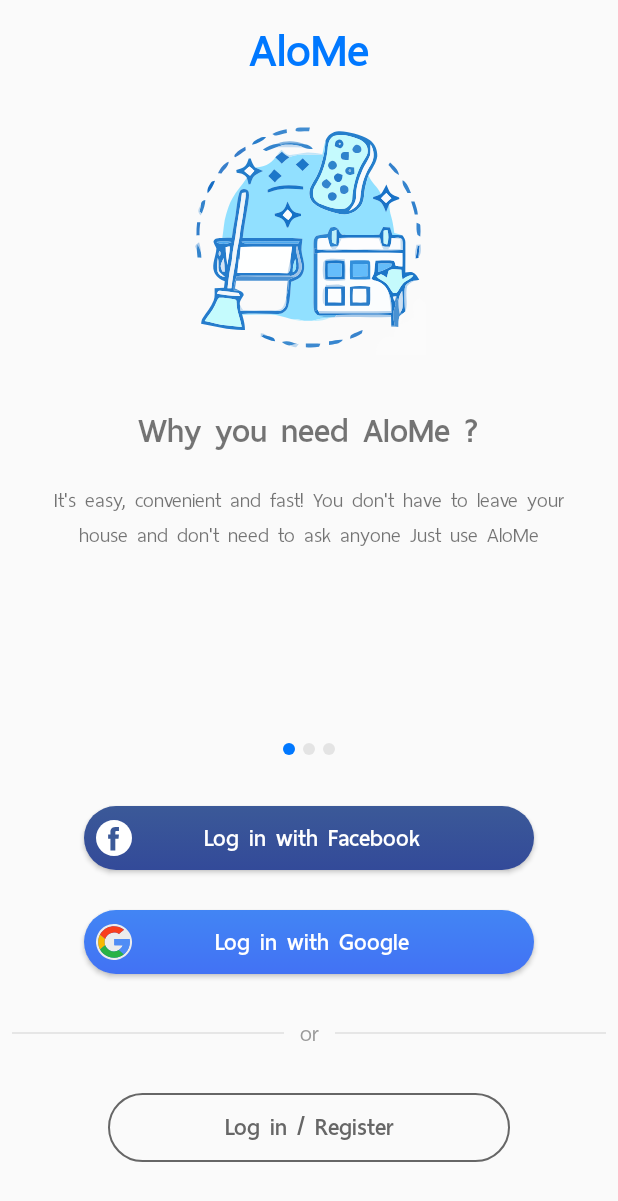
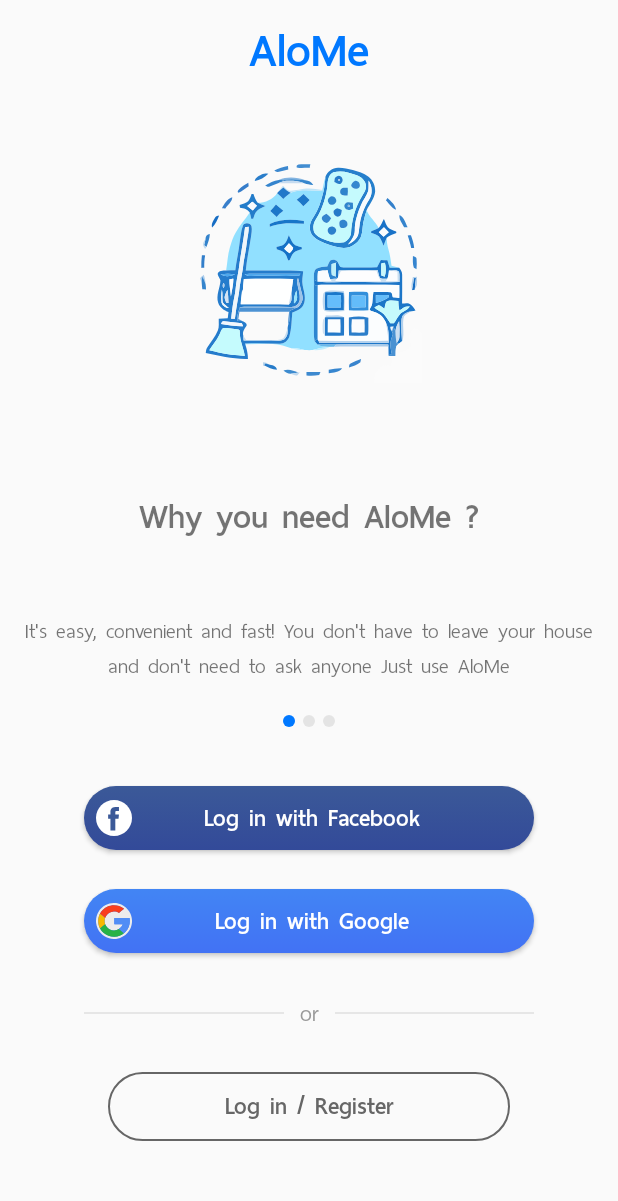
Before and after one commit to chile0101/AloMeApp, an Android app: the screen it shows after launch (LandingActivity), on a phone screen of 412 x 824 dp. Shown: the top 1201 px of the screen. Run offline under Robolectric (Android 15) with nearby library versions, the phone set to English and light mode, and no system bars; our stand-ins replace sdp/ssp sizes.

Commit message:
fix slide

```diff
--- a/app/src/main/res/drawable/shape_clean_service.xml
+++ b/app/src/main/res/drawable/shape_clean_service.xml
@@ -1,7 +1,7 @@
 <?xml version="1.0" encoding="utf-8"?>
 <vector xmlns:android="http://schemas.android.com/apk/res/android"
-    android:width="230dp"
-    android:height="230dp"
+    android:width="150dp"
+    android:height="150dp"
     android:viewportWidth="233"
     android:viewportHeight="239">
 
--- a/app/src/main/res/drawable/shape_electronic_service.xml
+++ b/app/src/main/res/drawable/shape_electronic_service.xml
@@ -1,7 +1,7 @@
 <?xml version="1.0" encoding="utf-8"?>
 <vector xmlns:android="http://schemas.android.com/apk/res/android"
-    android:width="230dp"
-    android:height="230dp"
+    android:width="150dp"
+    android:height="150dp"
     android:viewportWidth="235"
     android:viewportHeight="251">
 
--- a/app/src/main/res/drawable/shape_plumbing_service.xml
+++ b/app/src/main/res/drawable/shape_plumbing_service.xml
@@ -1,7 +1,7 @@
 <?xml version="1.0" encoding="utf-8"?>
 <vector xmlns:android="http://schemas.android.com/apk/res/android"
-    android:width="230dp"
-    android:height="230dp"
+    android:width="150dp"
+    android:height="150dp"
     android:viewportWidth="232"
     android:viewportHeight="236">
 
--- a/app/src/main/res/layout/activity_landing.xml
+++ b/app/src/main/res/layout/activity_landing.xml
@@ -39,7 +39,6 @@
         android:layout_height="8dp"
         android:layout_below="@+id/viewPager"
         android:layout_centerHorizontal="true"
-        android:layout_marginTop="32dp"
         android:gravity="center"
         android:orientation="horizontal"
         app:layout_constraintBottom_toTopOf="@+id/linearLayout"
@@ -93,11 +92,14 @@
             android:id="@+id/linearLayout2"
             android:layout_width="match_parent"
             android:layout_height="wrap_content"
+            android:layout_marginStart="48dp"
+            android:layout_marginEnd="48dp"
             android:gravity="center_vertical"
             android:orientation="horizontal"
             app:layout_constraintBottom_toTopOf="@+id/btnSignInSignUp"
-            app:layout_constraintTop_toBottomOf="@+id/btnGoogleSignIn"
-            tools:layout_editor_absoluteX="0dp">
+            app:layout_constraintEnd_toEndOf="parent"
+            app:layout_constraintStart_toStartOf="parent"
+            app:layout_constraintTop_toBottomOf="@+id/btnGoogleSignIn">
 
             <View
                 android:layout_width="match_parent"
--- a/app/src/main/res/layout/slide_clean_service.xml
+++ b/app/src/main/res/layout/slide_clean_service.xml
@@ -1,27 +1,44 @@
 <?xml version="1.0" encoding="utf-8"?>
-<RelativeLayout
-    xmlns:android="http://schemas.android.com/apk/res/android"
+<android.support.constraint.ConstraintLayout xmlns:android="http://schemas.android.com/apk/res/android"
+    xmlns:app="http://schemas.android.com/apk/res-auto"
+    xmlns:tools="http://schemas.android.com/tools"
     android:layout_width="match_parent"
     android:layout_height="wrap_content">
 
     <ImageView
-    android:layout_width="@dimen/_120sdp"
-    android:layout_height="@dimen/_120sdp"
-    android:id="@+id/slide_image"
-    android:src="@drawable/shape_clean_service"
-    android:layout_marginTop="@dimen/_16sdp"
-    android:layout_centerHorizontal="true"/>
+        android:id="@+id/slide_image"
+        android:layout_width="wrap_content"
+        android:layout_height="wrap_content"
+        android:layout_centerHorizontal="true"
+        android:layout_marginTop="8dp"
+        android:src="@drawable/shape_clean_service"
+        app:layout_constraintBottom_toTopOf="@+id/slide_heading"
+        app:layout_constraintEnd_toEndOf="parent"
+        app:layout_constraintHorizontal_bias="0.5"
+        app:layout_constraintStart_toStartOf="parent"
+        app:layout_constraintTop_toTopOf="parent" />
 
     <TextView
         android:id="@+id/slide_heading"
+        style="@style/HeadingSlideStyle"
         android:layout_below="@+id/slide_image"
+        android:layout_marginTop="32dp"
         android:text="Why you need AloMe ?"
-        style="@style/HeadingSlideStyle" />
+        app:layout_constraintBottom_toTopOf="@+id/slide_desc"
+        app:layout_constraintEnd_toEndOf="parent"
+        app:layout_constraintHorizontal_bias="0.5"
+        app:layout_constraintStart_toStartOf="parent"
+        app:layout_constraintTop_toBottomOf="@+id/slide_image" />
 
     <TextView
         android:id="@+id/slide_desc"
+        style="@style/TextSlideStyle"
+        android:layout_below="@+id/slide_heading"
+        android:layout_marginBottom="8dp"
+        android:padding="@dimen/padding_8"
         android:text="It's easy, convenient and fast! You don't have to leave your house and don't need to ask anyone Just use AloMe"
-        android:layout_below="@+id/slide_heading"
-        style="@style/TextSlideStyle" />
+        app:layout_constraintBottom_toBottomOf="parent"
+        app:layout_constraintEnd_toEndOf="parent"
+        app:layout_constraintStart_toStartOf="parent" />
 
-</RelativeLayout>
+</android.support.constraint.ConstraintLayout>
--- a/app/src/main/res/values/styles.xml
+++ b/app/src/main/res/values/styles.xml
@@ -104,7 +104,6 @@
         <item name="android:layout_width">wrap_content</item>
         <item name="android:layout_height">wrap_content</item>
         <item name="android:layout_centerHorizontal">true</item>
-        <item name="android:layout_marginTop">@dimen/_24sdp</item>
         <item name="android:textStyle">bold</item>
         <item name="android:textSize">@dimen/_22ssp</item>
         <item name="android:fontFamily">@font/thaisansneue_bold</item>
@@ -112,9 +111,6 @@
     <style name="TextSlideStyle">
         <item name="android:layout_width">wrap_content</item>
         <item name="android:layout_height">wrap_content</item>
-        <item name="android:layout_marginLeft">@dimen/_20sdp</item>
-        <item name="android:layout_marginRight">@dimen/_20sdp</item>
-        <item name="android:layout_marginTop">@dimen/_12sdp</item>
         <item name="android:textSize">@dimen/text_size_18</item>
         <item name="android:fontFamily">@font/thaisansneue_regular</item>
         <item name="android:textAlignment">center</item>
```
Also changed, not shown: app/src/main/res/layout/slide_electronic_service.xml (+28 -10 lines), app/src/main/res/layout/slide_plumbing_service.xml (+32 -11 lines).
